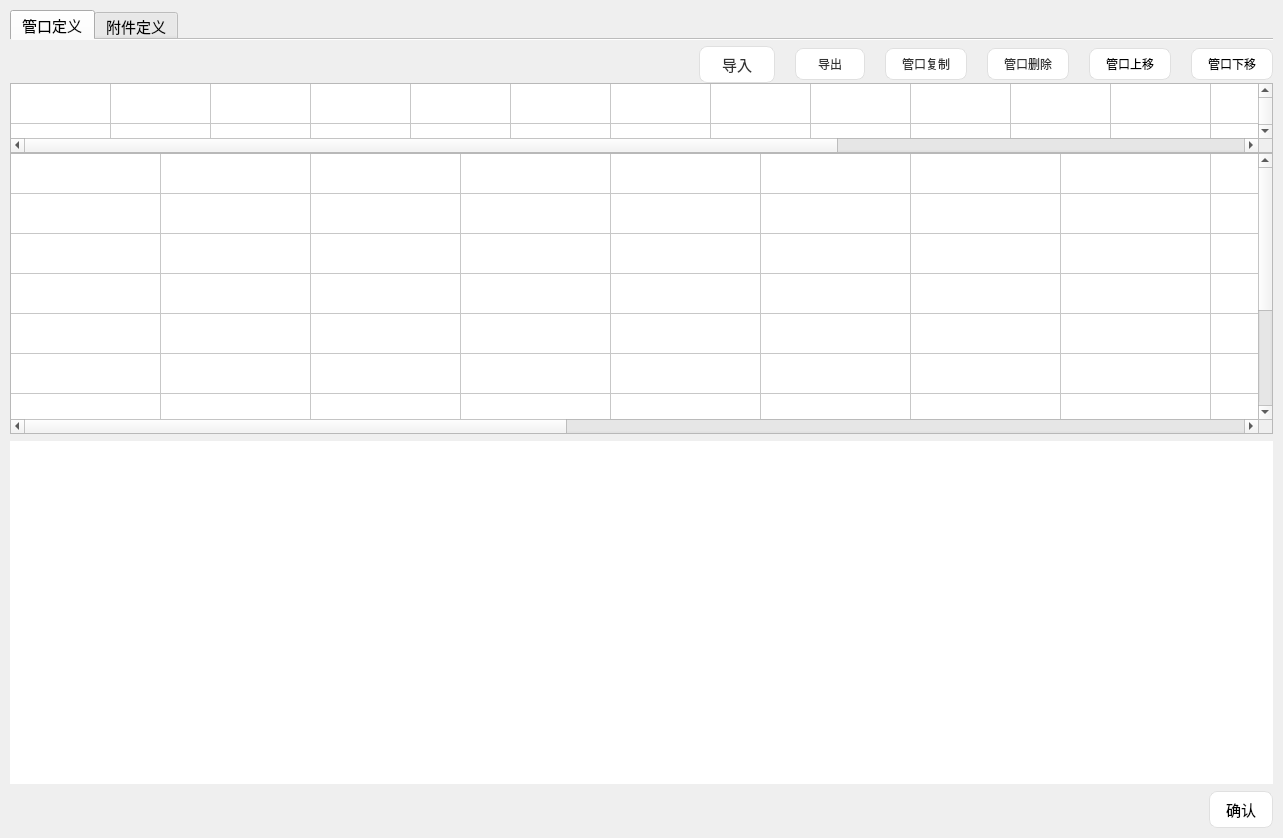
Old version of the form DongLanpec-local/modules/guankoudingyi/ui/pipe_attachment_define.ui in the repository scienhudb/donghua.
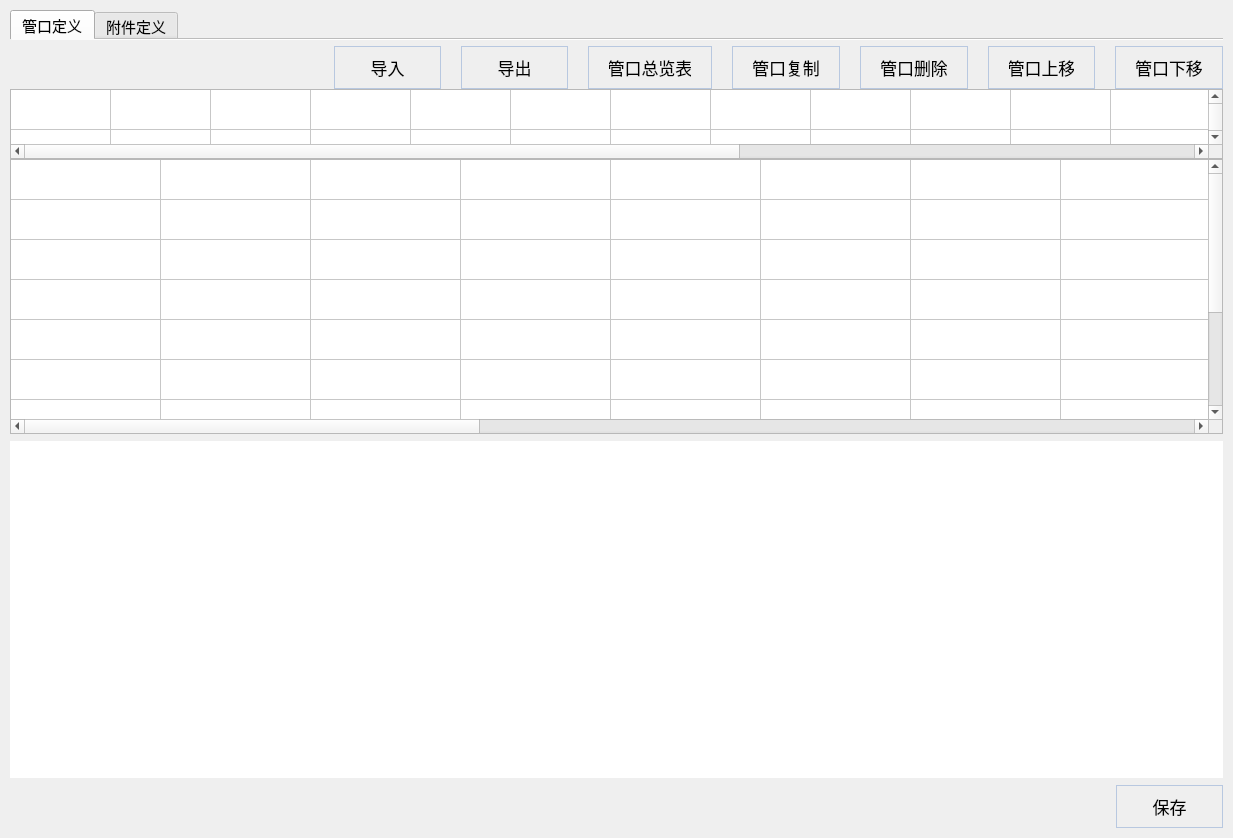
New version of the form. Icons and pictures are not drawn.

What changed in the file:
```diff
--- a/DongLanpec-local/modules/guankoudingyi/ui/pipe_attachment_define.ui
+++ b/DongLanpec-local/modules/guankoudingyi/ui/pipe_attachment_define.ui
@@ -6,7 +6,7 @@
    <rect>
     <x>0</x>
     <y>0</y>
-    <width>1283</width>
+    <width>1233</width>
     <height>838</height>
    </rect>
   </property>
@@ -16,7 +16,7 @@
   <property name="styleSheet">
    <string notr="true"/>
   </property>
-  <layout class="QVBoxLayout" name="verticalLayout_6" stretch="21,17,1">
+  <layout class="QVBoxLayout" name="verticalLayout_6" stretch="21,0,1">
    <property name="spacing">
     <number>7</number>
    </property>
@@ -98,45 +98,34 @@
             <widget class="QPushButton" name="pushButton_in">
              <property name="font">
               <font>
-               <pointsize>11</pointsize>
+               <pointsize>-1</pointsize>
               </font>
              </property>
              <property name="styleSheet">
               <string notr="true">QPushButton {
-    /* 背景：纯白，无渐变 */
-    background-color: #FFFFFF;
-    /* 边框：浅灰色细线 */
-    border: 1px solid #E0E0E0;
-    /* 圆角：8px，和参考图一致 */
-    border-radius: 8px;
-    /* 文字样式 */
-    color: #333333;
-    font-size: px;
-    /* 内边距，让文字居中 */
-    padding: 6px 22px;
-    /* 鼠标悬浮时的过渡效果 */
-    transition: all 0.2s ease;
+    background: qlineargradient(x1: 0, y1: 0, x2: 0, y2: 1,
+                                stop: 0 #ffffff, stop: 1 #e8edf5);
+    border: 1px solid #b8c8e0;
+    border-radius: 0px;
+    color: #000000;
+    font-size: 17px;
+    padding: 8px 20px;
+    text-align: center;
+    min-width: 65px;
 }
-
-/* 鼠标悬浮效果：轻微加深边框 + 浅背景 */
 QPushButton:hover {
     background-color: #F5F5F5;
     border-color: #D0D0D0;
 }
-
-/* 点击效果：按下时轻微变暗 */
 QPushButton:pressed {
     background-color: #EEEEEE;
     border-color: #C0C0C0;
 }
-
-/* 禁用状态样式（可选） */
 QPushButton:disabled {
-    background-color: #FAFAFA;
-    color: #AAAAAA;
-    border-color: #E5E5E5;
-}
-</string>
+    background: #f5f7fa;
+    color: #888888;
+    border-color: #d0d8e5;
+}</string>
              </property>
              <property name="text">
               <string>导入</string>
@@ -144,87 +133,115 @@
             </widget>
            </item>
            <item>
-            <widget class="QPushButton" name="pushButton_out">
+            <widget class="QPushButton" name="pushButton_out2">
+             <property name="font">
+              <font>
+               <pointsize>-1</pointsize>
+              </font>
+             </property>
              <property name="styleSheet">
               <string notr="true">QPushButton {
-    /* 背景：纯白，无渐变 */
-    background-color: #FFFFFF;
-    /* 边框：浅灰色细线 */
-    border: 1px solid #E0E0E0;
-    /* 圆角：8px，和参考图一致 */
-    border-radius: 8px;
-    /* 文字样式 */
-    color: #333333;
-    font-size: px;
-    /* 内边距，让文字居中 */
-    padding: 6px 22px;
-    /* 鼠标悬浮时的过渡效果 */
-    transition: all 0.2s ease;
+    background: qlineargradient(x1: 0, y1: 0, x2: 0, y2: 1,
+                                stop: 0 #ffffff, stop: 1 #e8edf5);
+    border: 1px solid #b8c8e0;
+    border-radius: 0px;
+    color: #000000;
+    font-size: 17px;
+    padding: 8px 20px;
+    text-align: center;
+    min-width: 65px;
 }
-
-/* 鼠标悬浮效果：轻微加深边框 + 浅背景 */
 QPushButton:hover {
     background-color: #F5F5F5;
     border-color: #D0D0D0;
 }
-
-/* 点击效果：按下时轻微变暗 */
 QPushButton:pressed {
     background-color: #EEEEEE;
     border-color: #C0C0C0;
 }
-
-/* 禁用状态样式（可选） */
 QPushButton:disabled {
-    background-color: #FAFAFA;
-    color: #AAAAAA;
-    border-color: #E5E5E5;
-}
-</string>
+    background: #f5f7fa;
+    color: #888888;
+    border-color: #d0d8e5;
+}</string>
              </property>
              <property name="text">
               <string>导出</string>
              </property>
             </widget>
            </item>
+           <item>
+            <widget class="QPushButton" name="pushButton_out">
+             <property name="font">
+              <font>
+               <pointsize>-1</pointsize>
+              </font>
+             </property>
+             <property name="styleSheet">
+              <string notr="true">QPushButton {
+    background: qlineargradient(x1: 0, y1: 0, x2: 0, y2: 1,
+                                stop: 0 #ffffff, stop: 1 #e8edf5);
+    border: 1px solid #b8c8e0;
+    border-radius: 0px;
+    color: #000000;
+    font-size: 17px;
+    padding: 8px 20px;
+    text-align: center;
+    min-width: 65px;
+}
+QPushButton:hover {
+    background: qlineargradient(x1: 0, y1: 0, x2: 0, y2: 1,
+                                stop: 0 #f0f4fa, stop: 1 #d8e0ed);
+    border-color: #9ab0d0;
+}
+QPushButton:pressed {
+    background: qlineargradient(x1: 0, y1: 0, x2: 0, y2: 1,
+                                stop: 0 #e0e6f0, stop: 1 #c8d2e0);
+    border-color: #7a90b0;
+}
+QPushButton:disabled {
+    background: #f5f7fa;
+    color: #888888;
+    border-color: #d0d8e5;
+}</string>
+             </property>
+             <property name="text">
+              <string>管口总览表</string>
+             </property>
+            </widget>
+           </item>
            <item>
             <widget class="QPushButton" name="pushButton_cv">
+             <property name="font">
+              <font>
+               <pointsize>-1</pointsize>
+              </font>
+             </property>
              <property name="styleSheet">
               <string notr="true">QPushButton {
-    /* 背景：纯白，无渐变 */
-    background-color: #FFFFFF;
-    /* 边框：浅灰色细线 */
-    border: 1px solid #E0E0E0;
-    /* 圆角：8px，和参考图一致 */
-    border-radius: 8px;
-    /* 文字样式 */
-    color: #333333;
-    font-size: px;
-    /* 内边距，让文字居中 */
-    padding: 6px 16px;
-    /* 鼠标悬浮时的过渡效果 */
-    transition: all 0.2s ease;
+    background: qlineargradient(x1: 0, y1: 0, x2: 0, y2: 1,
+                                stop: 0 #ffffff, stop: 1 #e8edf5);
+    border: 1px solid #b8c8e0;
+    border-radius: 0px;
+    color: #000000;
+    font-size: 17px;
+    padding: 8px 20px;
+    text-align: center;
+    min-width: 65px;
 }
-
-/* 鼠标悬浮效果：轻微加深边框 + 浅背景 */
 QPushButton:hover {
     background-color: #F5F5F5;
     border-color: #D0D0D0;
 }
-
-/* 点击效果：按下时轻微变暗 */
 QPushButton:pressed {
     background-color: #EEEEEE;
     border-color: #C0C0C0;
 }
-
-/* 禁用状态样式（可选） */
 QPushButton:disabled {
-    background-color: #FAFAFA;
-    color: #AAAAAA;
-    border-color: #E5E5E5;
-}
-</string>
+    background: #f5f7fa;
+    color: #888888;
+    border-color: #d0d8e5;
+}</string>
              </property>
              <property name="text">
               <string>管口复制</string>
@@ -233,42 +250,36 @@
            </item>
            <item>
             <widget class="QPushButton" name="pushButton_pipe_delete">
+             <property name="font">
+              <font>
+               <pointsize>-1</pointsize>
+              </font>
+             </property>
              <property name="styleSheet">
               <string notr="true">QPushButton {
-    /* 背景：纯白，无渐变 */
-    background-color: #FFFFFF;
-    /* 边框：浅灰色细线 */
-    border: 1px solid #E0E0E0;
-    /* 圆角：8px，和参考图一致 */
-    border-radius: 8px;
-    /* 文字样式 */
-    color: #333333;
-    font-size: px;
-    /* 内边距，让文字居中 */
-    padding: 6px 16px;
-    /* 鼠标悬浮时的过渡效果 */
-    transition: all 0.2s ease;
+    background: qlineargradient(x1: 0, y1: 0, x2: 0, y2: 1,
+                                stop: 0 #ffffff, stop: 1 #e8edf5);
+    border: 1px solid #b8c8e0;
+    border-radius: 0px;
+    color: #000000;
+    font-size: 17px;
+    padding: 8px 20px;
+    text-align: center;
+    min-width: 65px;
 }
-
-/* 鼠标悬浮效果：轻微加深边框 + 浅背景 */
 QPushButton:hover {
     background-color: #F5F5F5;
     border-color: #D0D0D0;
 }
-
-/* 点击效果：按下时轻微变暗 */
 QPushButton:pressed {
     background-color: #EEEEEE;
     border-color: #C0C0C0;
 }
-
-/* 禁用状态样式（可选） */
 QPushButton:disabled {
-    background-color: #FAFAFA;
-    color: #AAAAAA;
-    border-color: #E5E5E5;
-}
-</string>
+    background: #f5f7fa;
+    color: #888888;
+    border-color: #d0d8e5;
+}</string>
              </property>
              <property name="text">
               <string>管口删除</string>
@@ -277,42 +288,36 @@
            </item>
            <item>
             <widget class="QPushButton" name="pushButton_pipe_up">
+             <property name="font">
+              <font>
+               <pointsize>-1</pointsize>
+              </font>
+             </property>
              <property name="styleSheet">
               <string notr="true">QPushButton {
-    /* 背景：纯白，无渐变 */
-    background-color: #FFFFFF;
-    /* 边框：浅灰色细线 */
-    border: 1px solid #E0E0E0;
-    /* 圆角：8px，和参考图一致 */
-    border-radius: 8px;
-    /* 文字样式 */
+    background: qlineargradient(x1: 0, y1: 0, x2: 0, y2: 1,
+                                stop: 0 #ffffff, stop: 1 #e8edf5);
+    border: 1px solid #b8c8e0;
+    border-radius: 0px;
     color: #000000;
-    font-size: px;
-    /* 内边距，让文字居中 */
-    padding: 6px 16px;
-    /* 鼠标悬浮时的过渡效果 */
-    transition: all 0.2s ease;
+    font-size: 17px;
+    padding: 8px 20px;
+    text-align: center;
+    min-width: 65px;
 }
-
-/* 鼠标悬浮效果：轻微加深边框 + 浅背景 */
 QPushButton:hover {
     background-color: #F5F5F5;
     border-color: #D0D0D0;
 }
-
-/* 点击效果：按下时轻微变暗 */
 QPushButton:pressed {
     background-color: #EEEEEE;
     border-color: #C0C0C0;
 }
-
-/* 禁用状态样式（可选） */
 QPushButton:disabled {
-    background-color: #FAFAFA;
-    color: #AAAAAA;
-    border-color: #E5E5E5;
-}
-</string>
+    background: #f5f7fa;
+    color: #888888;
+    border-color: #d0d8e5;
+}</string>
              </property>
              <property name="text">
               <string>管口上移</string>
@@ -321,42 +326,36 @@
            </item>
            <item>
             <widget class="QPushButton" name="pushButton_pipe_down">
+             <property name="font">
+              <font>
+               <pointsize>-1</pointsize>
+              </font>
+             </property>
              <property name="styleSheet">
               <string notr="true">QPushButton {
-    /* 背景：纯白，无渐变 */
-    background-color: #FFFFFF;
-    /* 边框：浅灰色细线 */
-    border: 1px solid #E0E0E0;
-    /* 圆角：8px，和参考图一致 */
-    border-radius: 8px;
-    /* 文字样式 */
+    background: qlineargradient(x1: 0, y1: 0, x2: 0, y2: 1,
+                                stop: 0 #ffffff, stop: 1 #e8edf5);
+    border: 1px solid #b8c8e0;
+    border-radius: 0px;
     color: #000000;
-    font-size: px;
-    /* 内边距，让文字居中 */
-    padding: 6px 16px;
-    /* 鼠标悬浮时的过渡效果 */
-    transition: all 0.2s ease;
+    font-size: 17px;
+    padding: 8px 20px;
+    text-align: center;
+    min-width: 65px;
 }
-
-/* 鼠标悬浮效果：轻微加深边框 + 浅背景 */
 QPushButton:hover {
     background-color: #F5F5F5;
     border-color: #D0D0D0;
 }
-
-/* 点击效果：按下时轻微变暗 */
 QPushButton:pressed {
     background-color: #EEEEEE;
     border-color: #C0C0C0;
 }
-
-/* 禁用状态样式（可选） */
 QPushButton:disabled {
-    background-color: #FAFAFA;
-    color: #AAAAAA;
-    border-color: #E5E5E5;
-}
-</string>
+    background: #f5f7fa;
+    color: #888888;
+    border-color: #d0d8e5;
+}</string>
              </property>
              <property name="text">
               <string>管口下移</string>
@@ -1114,48 +1113,41 @@
       <widget class="QPushButton" name="pushButton_affirm">
        <property name="font">
         <font>
-         <pointsize>11</pointsize>
+         <pointsize>-1</pointsize>
         </font>
        </property>
        <property name="styleSheet">
         <string notr="true">QPushButton {
-    /* 背景：纯白，无渐变 */
-    background-color: #FFFFFF;
-    /* 边框：浅灰色细线 */
-    border: 1px solid #E0E0E0;
-    /* 圆角：8px，和参考图一致 */
-    border-radius: 8px;
-    /* 文字样式 */
+    background: qlineargradient(x1: 0, y1: 0, x2: 0, y2: 1,
+                                stop: 0 #ffffff, stop: 1 #e8edf5);
+    border: 1px solid #b8c8e0;
+    border-radius: 0px;
     color: #000000;
-    font-size: px;
-    /* 内边距，让文字居中 */
-    padding: 6px 16px;
-    /* 鼠标悬浮时的过渡效果 */
-    transition: all 0.2s ease;
+    font-size: 17px;
+    padding: 8px 20px;
+    text-align: center;
+    min-width: 65px;
 }
-
-/* 鼠标悬浮效果：轻微加深边框 + 浅背景 */
 QPushButton:hover {
     background-color: #F5F5F5;
     border-color: #D0D0D0;
 }
-
-/* 点击效果：按下时轻微变暗 */
 QPushButton:pressed {
     background-color: #EEEEEE;
     border-color: #C0C0C0;
 }
-
-/* 禁用状态样式（可选） */
 QPushButton:disabled {
-    background-color: #FAFAFA;
-    color: #AAAAAA;
-    border-color: #E5E5E5;
-}
-</string>
+    background: #f5f7fa;
+    color: #888888;
+    border-color: #d0d8e5;
+}</string>
        </property>
        <property name="text">
-        <string>确认</string>
+        <string>保存</string>
+       </property>
+       <property name="icon">
+        <iconset>
+         <normaloff>../../chanpinguanli/icons/保存.png</normaloff>../../chanpinguanli/icons/保存.png</iconset>
        </property>
       </widget>
      </item>
```
Left out of the diff: 160 changed lines with no effect on the pictures.
